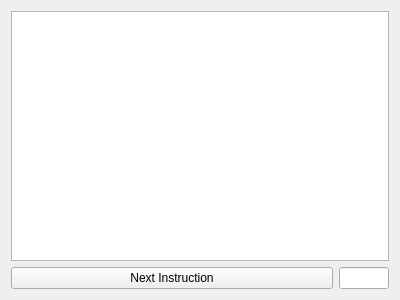
Above: src/programcounter.ui from FizzyGalacticus/gbdynbintrans before the change. Below: the same form after it.
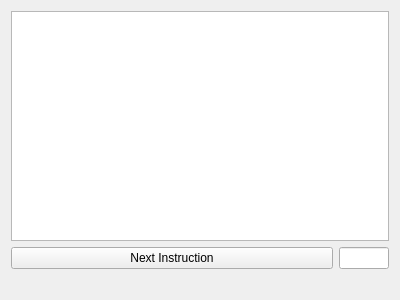
That is the form after the change.

Commit message: Added OpcodeDecoder to ProgramCounter for easier signal/slot configuration.

```diff
--- a/src/programcounter.ui
+++ b/src/programcounter.ui
@@ -59,6 +59,23 @@
      </item>
     </layout>
    </item>
+   <item row="1" column="0">
+    <layout class="QHBoxLayout" name="instructionLayout">
+     <item>
+      <spacer name="horizontalSpacer">
+       <property name="orientation">
+        <enum>Qt::Horizontal</enum>
+       </property>
+       <property name="sizeHint" stdset="0">
+        <size>
+         <width>40</width>
+         <height>20</height>
+        </size>
+       </property>
+      </spacer>
+     </item>
+    </layout>
+   </item>
   </layout>
  </widget>
  <resources/>
```
The commit also changes 2 other files.
